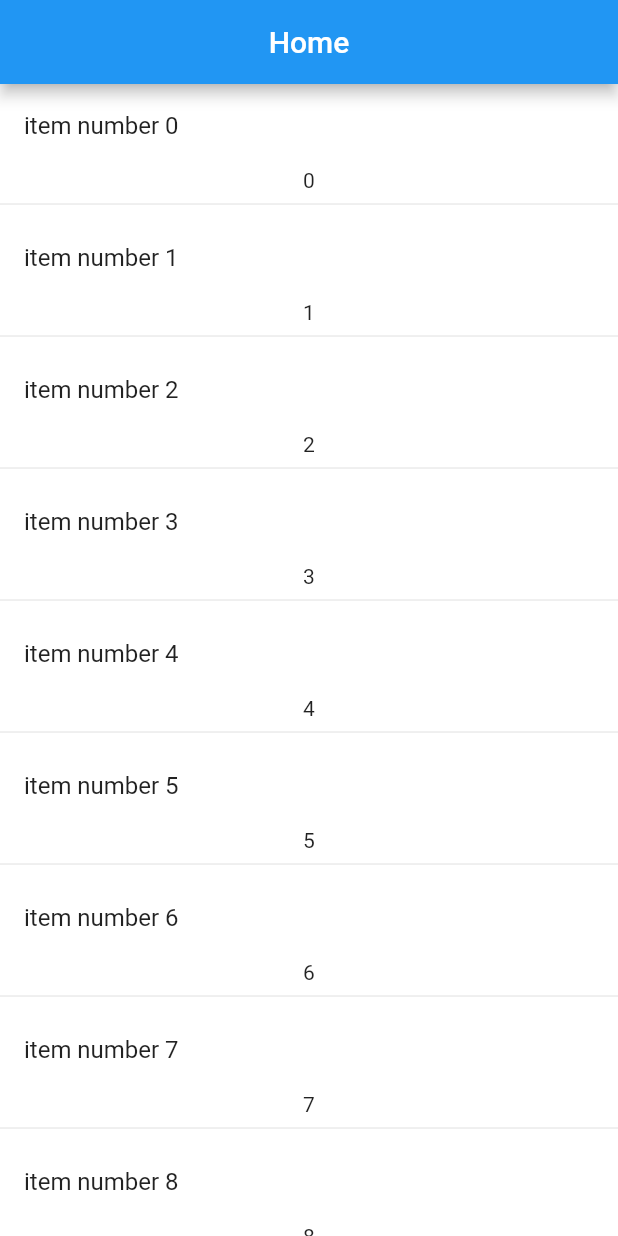
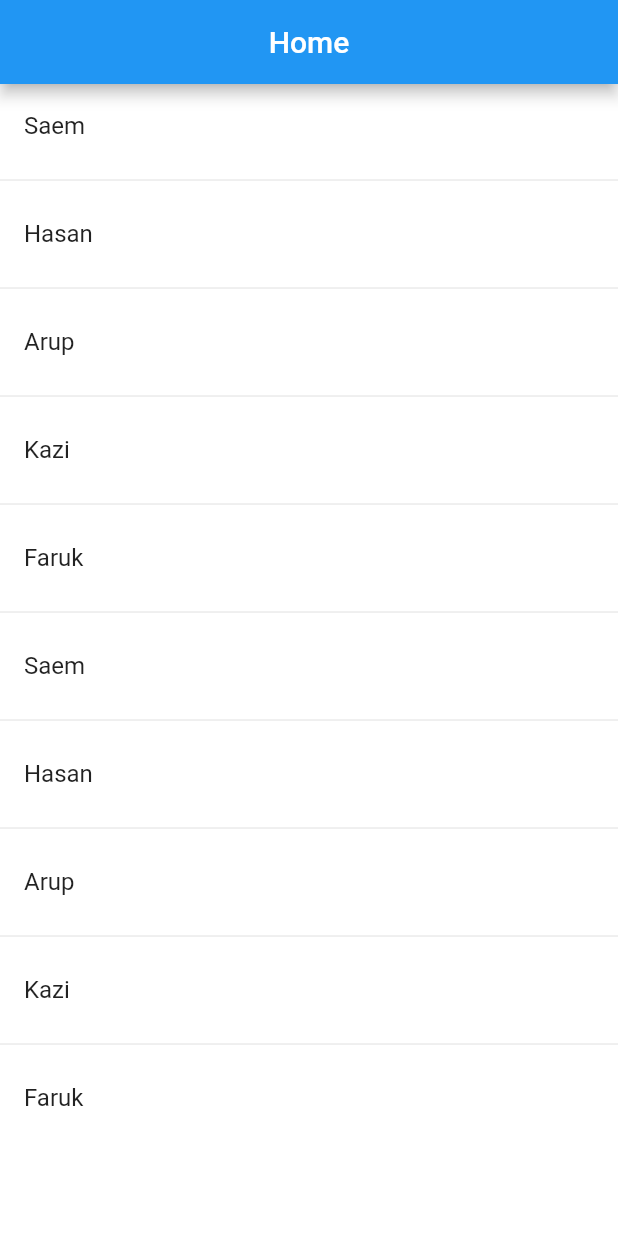
Before and after one commit to saem10/Flutter_project, a Flutter app: the screen it shows after launch, on a phone screen of 412 x 824 dp. Run offline on Flutter 3.47's test engine with Material 2 defaults, Android fonts, the phone set to English and light mode, and no system bars.

Commit message:
List<String> From State full Widget

```diff
--- a/lib/main.dart
+++ b/lib/main.dart
@@ -12,7 +12,24 @@ class MyApp extends StatelessWidget{
     );
   }
 }
-class HomeScreen extends StatelessWidget{
+class HomeScreen extends StatefulWidget{
+  @override
+  State<HomeScreen> createState() => _HomeScreenState();
+}
+
+class _HomeScreenState extends State<HomeScreen> {
+  List<String> students = [
+    'Saem',
+    'Hasan',
+    'Arup',
+    'Kazi',
+    'Faruk',
+    'Saem',
+    'Hasan',
+    'Arup',
+    'Kazi',
+    'Faruk',
+  ];
   @override
   Widget build(BuildContext context){
     return Scaffold(
@@ -25,30 +42,22 @@ class HomeScreen extends StatelessWidget{
         Scrollbar(
           thickness: 10,
           radius: Radius.circular(8),
-          child:
-          /*ListView.builder(
-            itemCount: 10,
-            itemBuilder: (context, index) {
-              return ListTile(
-                title: Text('item number $index'),
-              );
-             }),*/
-          ListView.separated(
-            itemCount: 20,
-            itemBuilder: (context, index) {
-              return ListTile(
-                title: Text('item number $index'),
-              );
-            },
+          child:ListView.separated(
+            itemCount: students.length,
+            itemBuilder: (context,index){
+            return ListTile(
+              onTap: (){
+                print('go to details screen');
+              },
+              title:Text(students[index]),
+            );
+           },
             separatorBuilder: (context,index){
-              return Column(
-                children: [
-                  Text(index.toString()),
-                  Divider(),
-                ],
-              );
+              return Divider();
             },
           ),
+
+
         )
     );
   }
```
